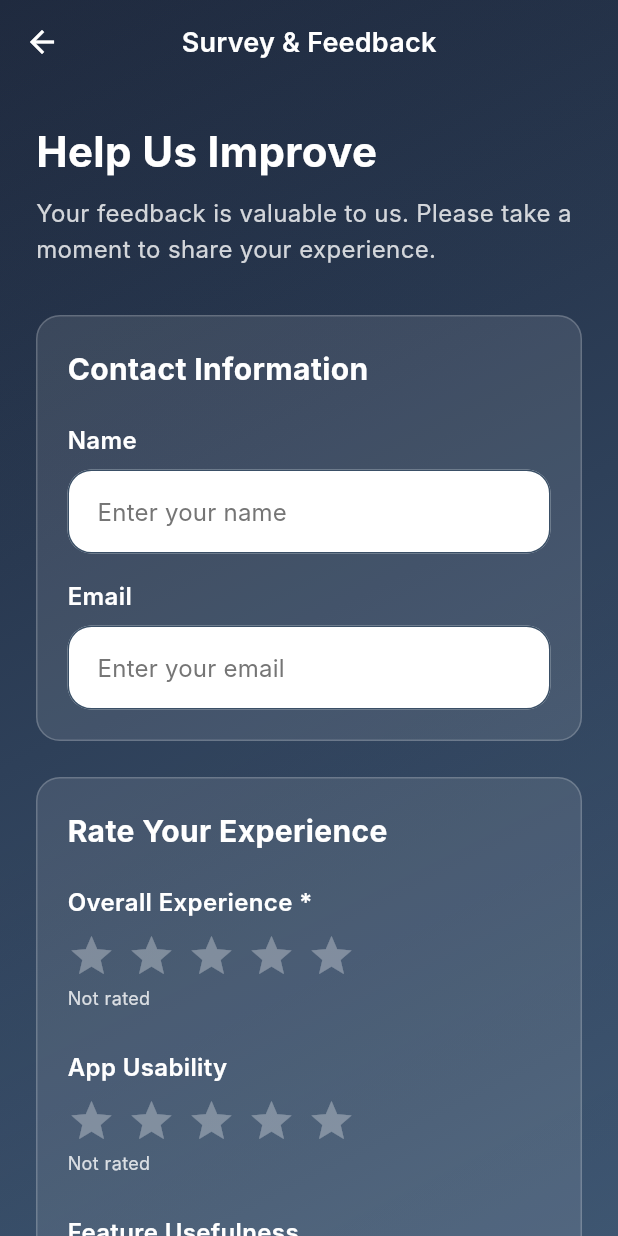
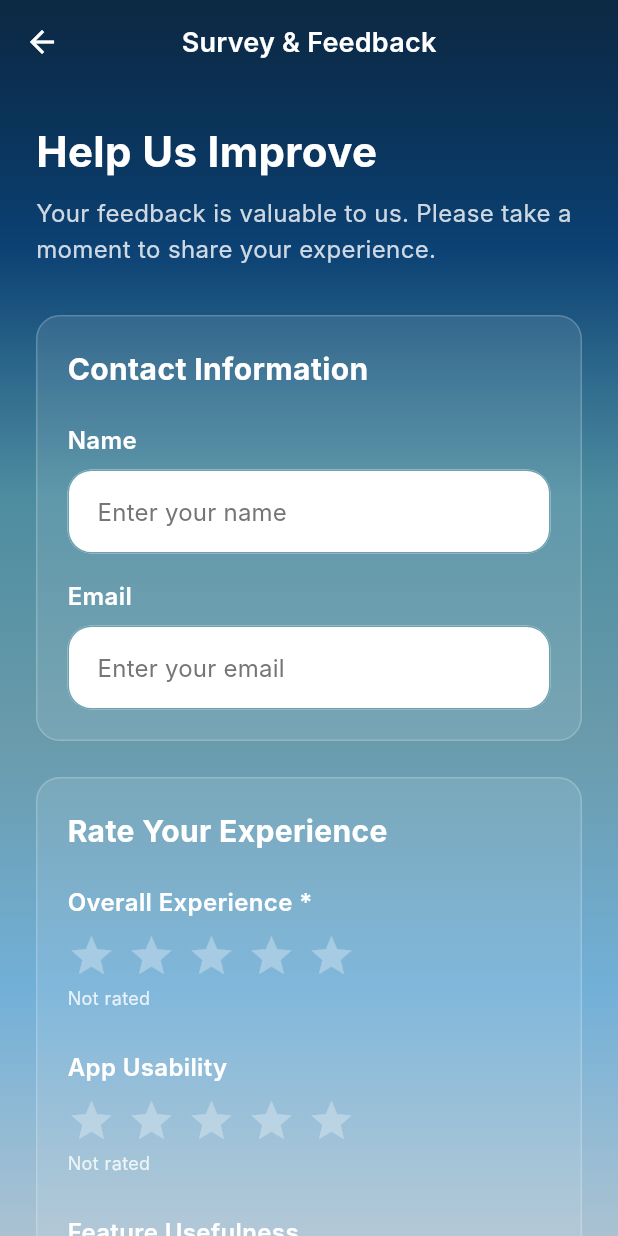
Before and after one commit to Mugil-an/carcheckmate, a Flutter app: the SurveyFeedbackScreen screen opened by its route, on a phone screen of 412 x 824 dp. Run offline on Flutter 3.47's test engine with Material 3 defaults, Android fonts, the phone set to English and light mode, and no system bars; our stand-ins replace bloc, equatable, file_picker, firebase_auth, firebase_core, flutter_bloc and 3 more; missing offline and left inert: google_mlkit_text_recognition; accounts and stored records are empty; Roboto replaces fonts that are missing (Inter); statements that could not run were skipped.

Commit message:
changed ui colors

```diff
--- a/lib/app/theme.dart
+++ b/lib/app/theme.dart
@@ -1,49 +1,62 @@
 // lib/app/theme.dart
 import 'package:flutter/material.dart';
 
-// Professional CarCheckMate brand colors
+// Beautiful gradient-inspired brand colors from design
 class AppColors {
-  // Primary brand colors - Professional blue gradient
-  static const Color primaryDark = Color(0xFF1B263B);      // Deep navy blue
-  static const Color primaryMedium = Color(0xFF415A77);     // Steel blue
-  static const Color primaryLight = Color(0xFF778DA9);      // Light steel blue
+  // Primary brand colors - Beautiful blue gradient
+  static const Color primaryDark = Color(0xFF001D39);      // Darkest navy (001D39)
+  static const Color primaryMedium = Color(0xFF0A4174);     // Medium blue (0A4174)
+  static const Color primaryLight = Color(0xFF49769F);      // Light blue (49769F)
 
-  // Accent colors
-  static const Color accent = Color(0xFF0D7377);            // Professional teal
-  static const Color accentLight = Color(0xFF14A085);       // Light teal
+  // Accent colors - Teal gradient
+  static const Color accent = Color(0xFF4E8EA2);            // Teal accent (4E8EA2)
+  static const Color accentLight = Color(0xFF6EA2B3);       // Light teal (6EA2B3)
+  static const Color accentLightest = Color(0xFF7BBDE8);    // Lightest blue (7BBDE8)
+
+  // Status colors
   static const Color success = Color(0xFF2ECC71);           // Success green
   static const Color warning = Color(0xFFF39C12);           // Warning orange
   static const Color error = Color(0xFFE74C3C);             // Error red
 
   // Text colors
   static const Color textPrimary = Color(0xFFFFFFFF);       // Pure white
-  static const Color textSecondary = Color(0xFFE8F4F8);     // Light blue-white
-  static const Color textMuted = Color(0xFFB8C6DB);         // Muted blue-gray
-  static const Color textDark = Color(0xFF2C3E50);          // Dark text for light backgrounds
+  static const Color textSecondary = Color(0xFFBDD8E9);     // Light blue-white (BDD8E9)
+  static const Color textMuted = Color(0xFF7BBDE8);         // Muted blue (7BBDE8)
+  static const Color textDark = Color(0xFF001D39);          // Dark text for light backgrounds
 
-  // Surface colors
-  static const Color cardBackground = Color(0xFF243447);     // Card background
-  static const Color surfaceElevated = Color(0xFF2A3F54);   // Elevated surfaces
-  static const Color borderColor = Color(0xFF3A4F66);       // Subtle borders
-  static const Color dividerColor = Color(0xFF3A4F66);      // Dividers
+  // Surface colors - Based on gradient
+  static const Color cardBackground = Color(0xFF0A4174);     // Card background
+  static const Color surfaceElevated = Color(0xFF4E8EA2);   // Elevated surfaces
+  static const Color borderColor = Color(0xFF6EA2B3);       // Subtle borders
+  static const Color dividerColor = Color(0xFF7BBDE8);      // Dividers
 
-  // Gradient definitions for professional look
+  // Beautiful gradient definitions based on design
   static const LinearGradient primaryGradient = LinearGradient(
-    begin: Alignment.topLeft,
-    end: Alignment.bottomRight,
-    colors: [primaryDark, primaryMedium],
+    begin: Alignment.topCenter,
+    end: Alignment.bottomCenter,
+    colors: [primaryDark, primaryMedium, primaryLight],
+    stops: [0.0, 0.5, 1.0],
+  );
+
+  static const LinearGradient backgroundGradient = LinearGradient(
+    begin: Alignment.topCenter,
+    end: Alignment.bottomCenter,
+    colors: [primaryDark, primaryMedium, accent, accentLight, accentLightest, textSecondary],
+    stops: [0.0, 0.2, 0.4, 0.6, 0.8, 1.0],
   );
 
   static const LinearGradient cardGradient = LinearGradient(
     begin: Alignment.topLeft,
     end: Alignment.bottomRight,
-    colors: [cardBackground, surfaceElevated],
+    colors: [cardBackground, accent],
+    stops: [0.0, 1.0],
   );
 
-  static const LinearGradient accentGradient = LinearGradient(
+  static const LinearGradient buttonGradient = LinearGradient(
     begin: Alignment.topLeft,
     end: Alignment.bottomRight,
-    colors: [accent, accentLight],
+    colors: [accentLightest, textSecondary],
+    stops: [0.0, 1.0],
   );
 }
 
--- a/lib/presentation/screens/survey_feedback_screen.dart
+++ b/lib/presentation/screens/survey_feedback_screen.dart
@@ -1,5 +1,6 @@
 import 'package:flutter/material.dart';
 import '../widgets/common_background.dart';
+import '../../app/theme.dart';
 
 class SurveyFeedbackScreen extends StatefulWidget {
   const SurveyFeedbackScreen({super.key});
@@ -344,11 +345,12 @@ class _SurveyFeedbackScreenState extends State<SurveyFeedbackScreen> {
                 child: ElevatedButton(
                   onPressed: _isSubmitting ? null : _submitSurvey,
                   style: ElevatedButton.styleFrom(
-                    backgroundColor: Colors.white,
-                    foregroundColor: const Color(0xFF2E3A59),
-                    elevation: 2,
+                    backgroundColor: Colors.white.withOpacity(0.95),
+                    foregroundColor: AppColors.primaryDark,
+                    elevation: 4,
+                    shadowColor: Colors.black26,
                     shape: RoundedRectangleBorder(
-                      borderRadius: BorderRadius.circular(12),
+                      borderRadius: BorderRadius.circular(16),
                     ),
                   ),
                   child: _isSubmitting
--- a/lib/presentation/widgets/common_background.dart
+++ b/lib/presentation/widgets/common_background.dart
@@ -16,20 +16,20 @@ class AppBackground extends StatelessWidget {
   Widget build(BuildContext context) {
     return Container(
       decoration: const BoxDecoration(
-        gradient: AppColors.primaryGradient,
+        gradient: AppColors.backgroundGradient,
       ),
       child: Container(
         decoration: BoxDecoration(
-          // Add subtle noise/texture overlay for professional look
+          // Add subtle overlay for depth
           gradient: LinearGradient(
-            begin: Alignment.topLeft,
-            end: Alignment.bottomRight,
+            begin: Alignment.topCenter,
+            end: Alignment.bottomCenter,
             colors: [
-              Colors.white.withOpacity(0.02),
+              Colors.white.withOpacity(0.05),
               Colors.transparent,
-              Colors.black.withOpacity(0.05),
+              Colors.black.withOpacity(0.10),
             ],
-            stops: const [0.0, 0.5, 1.0],
+            stops: const [0.0, 0.3, 1.0],
           ),
         ),
         child: child,
--- a/lib/presentation/widgets/professional_components.dart
+++ b/lib/presentation/widgets/professional_components.dart
@@ -97,7 +97,7 @@ class ProfessionalButton extends StatelessWidget {
     if (isPrimary) {
       return Container(
         decoration: BoxDecoration(
-          gradient: AppColors.accentGradient,
+          gradient: AppColors.buttonGradient,
           borderRadius: BorderRadius.circular(16),
           boxShadow: [
             BoxShadow(
```
Also changed, not shown: lib/presentation/screens/home/home_screen.dart (+10 -8 lines), lib/presentation/screens/rto/rto_screen.dart (+5 -3 lines), lib/presentation/screens/widgets/risk_meter.dart (+2 -12 lines), lib/presentation/widgets/vehicle_search_bar.dart (+5 -3 lines), pubspec.lock.
